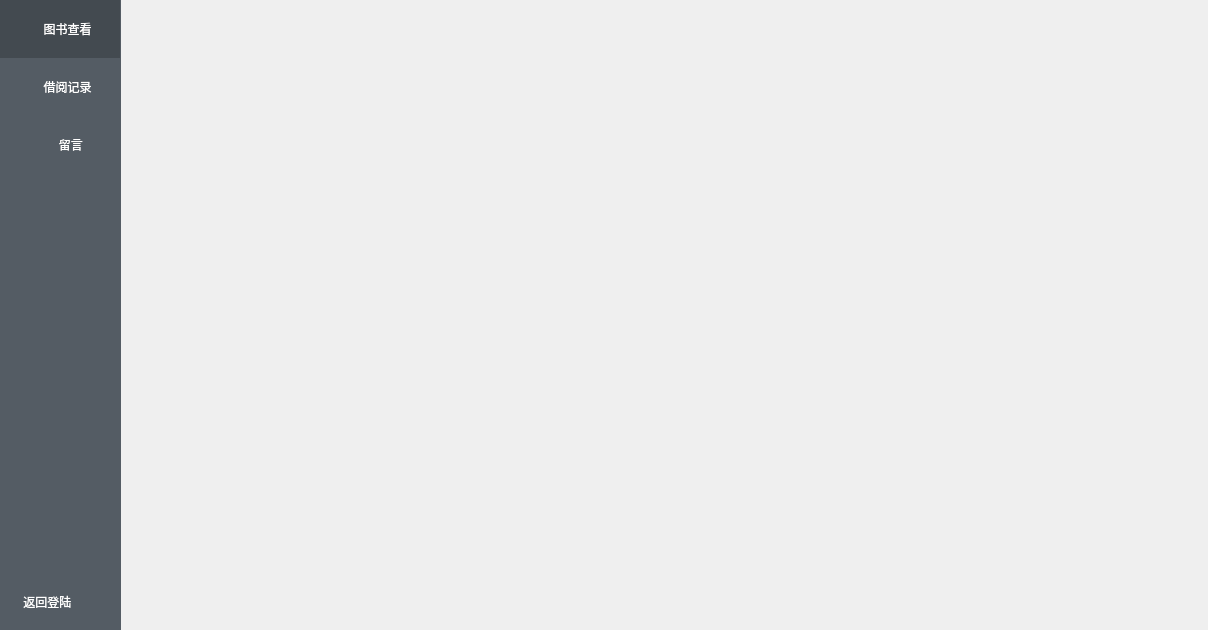
First picture: the form in bookmgr/cell/dlg_user.ui, repository ZF-Xie/book-manager, before the edit.
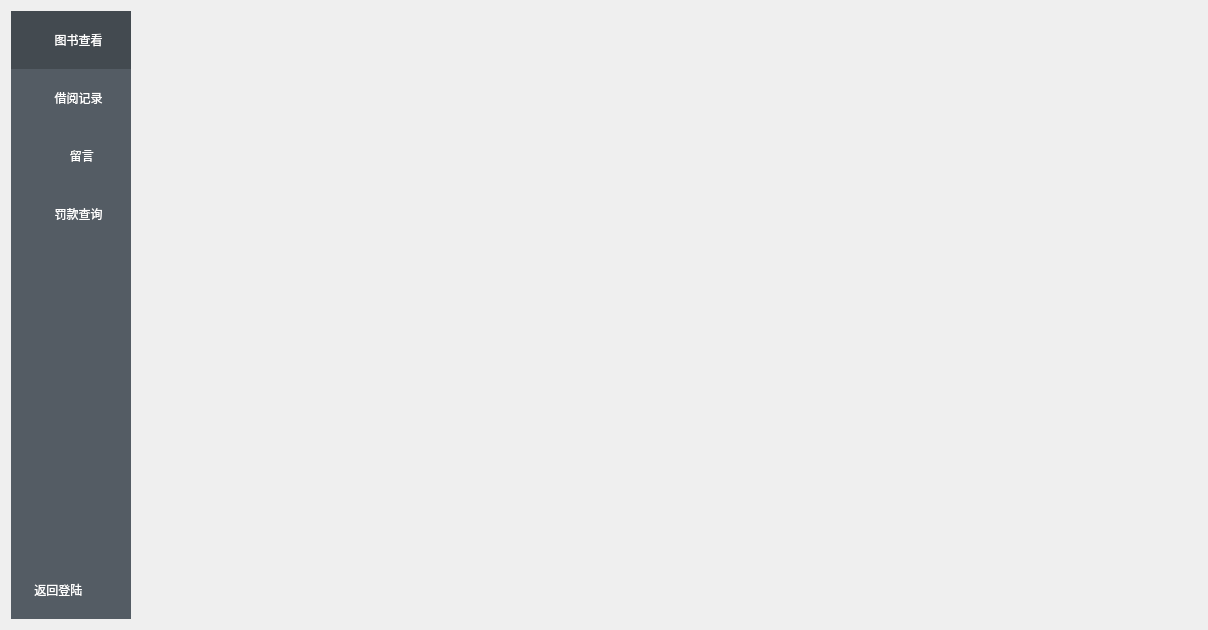
Second picture: the form after the edit. Icons and pictures are not drawn.

```diff
--- a/bookmgr/cell/dlg_user.ui
+++ b/bookmgr/cell/dlg_user.ui
@@ -19,37 +19,21 @@
 QWidget#tool{background-color:rgb(84,92,100);}
 QStackedWidget#centralwidget{background-color:color;}</string>
   </property>
-  <widget class="QStackedWidget" name="stackedWidget">
-   <property name="geometry">
-    <rect>
-     <x>120</x>
-     <y>0</y>
-     <width>1091</width>
-     <height>631</height>
-    </rect>
-   </property>
-   <property name="maximumSize">
-    <size>
-     <width>1677215</width>
-     <height>16777215</height>
-    </size>
-   </property>
-  </widget>
+  <layout class="QGridLayout" name="gridLayout">
+   <item row="0" column="0">
   <widget class="QWidget" name="tool" native="true">
-   <property name="geometry">
-    <rect>
-     <x>0</x>
-     <y>0</y>
-     <width>121</width>
-     <height>631</height>
-    </rect>
-   </property>
    <property name="minimumSize">
     <size>
      <width>120</width>
      <height>0</height>
     </size>
    </property>
+     <property name="maximumSize">
+      <size>
+       <width>120</width>
+       <height>16777215</height>
+      </size>
+     </property>
    <layout class="QVBoxLayout" name="verticalLayout_2">
     <property name="spacing">
      <number>0</number>
@@ -165,6 +149,38 @@
       </attribute>
      </widget>
     </item>
+      <item>
+       <widget class="QToolButton" name="btn_finelist">
+        <property name="sizePolicy">
+         <sizepolicy hsizetype="Expanding" vsizetype="Fixed">
+          <horstretch>0</horstretch>
+          <verstretch>0</verstretch>
+         </sizepolicy>
+        </property>
+        <property name="maximumSize">
+         <size>
+          <width>120</width>
+          <height>16777215</height>
+         </size>
+        </property>
+        <property name="text">
+         <string> 罚款查询</string>
+        </property>
+        <property name="icon">
+         <iconset resource="../res/res.qrc">
+          <normaloff>:/tool.svg</normaloff>:/tool.svg</iconset>
+        </property>
+        <property name="checkable">
+         <bool>true</bool>
+        </property>
+        <property name="toolButtonStyle">
+         <enum>Qt::ToolButtonTextBesideIcon</enum>
+        </property>
+        <attribute name="buttonGroup">
+         <string notr="true">buttonGroup</string>
+        </attribute>
+       </widget>
+      </item>
     <item>
      <spacer name="verticalSpacer_2">
       <property name="orientation">
@@ -190,6 +206,18 @@
     </item>
    </layout>
   </widget>
+   </item>
+   <item row="0" column="1">
+    <widget class="QStackedWidget" name="stackedWidget">
+     <property name="maximumSize">
+      <size>
+       <width>1677215</width>
+       <height>16777215</height>
+      </size>
+     </property>
+    </widget>
+   </item>
+  </layout>
  </widget>
  <resources>
   <include location="../res/res.qrc"/>
```
Lines whose indentation alone changed are shown as unchanged.
